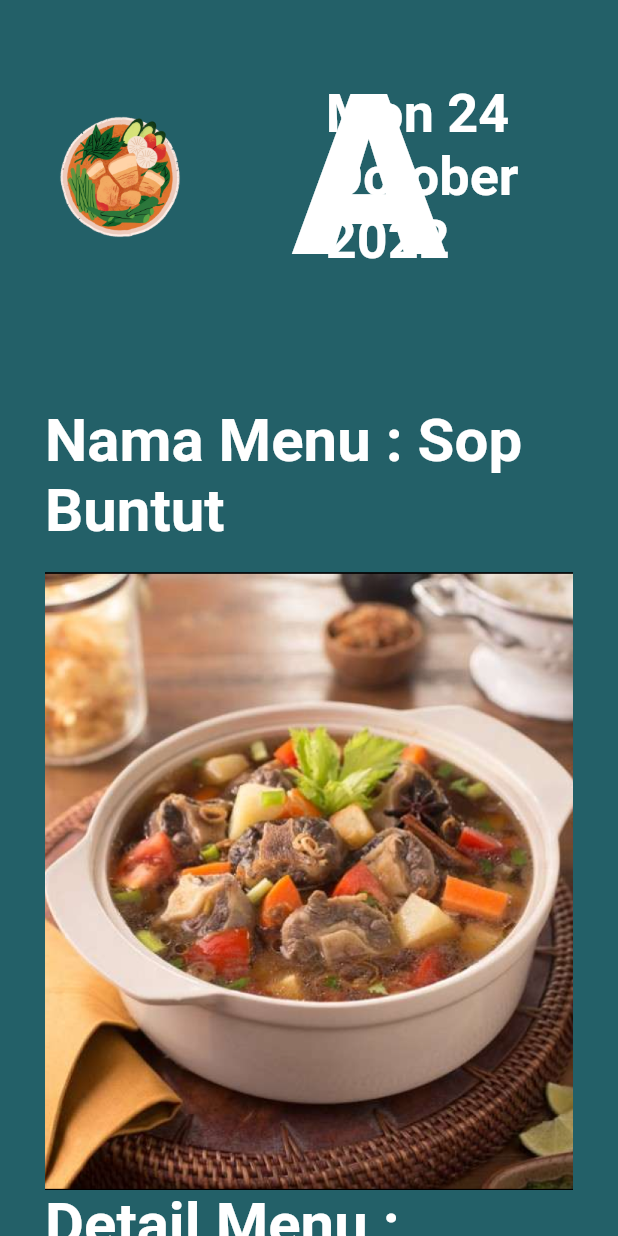
After one commit to oong26/stok_makanan, a Flutter app: the DetailMakananPage screen opened by its route, on a phone screen of 412 x 824 dp. The commit adds this screen. Run offline on Flutter 3.47's test engine with Material 2 defaults, Android fonts, the phone set to English and light mode, and no system bars; our stand-ins replace google_fonts; missing offline and left inert: progress_indicator; Roboto replaces fonts that are missing (Petrona).

Commit message:
detail makanan * stok page

```diff
--- a/lib/main.dart
+++ b/lib/main.dart
@@ -1,7 +1,9 @@
 import 'package:flutter/material.dart';
+import 'package:stok_makanan/pages/detail_makanan_page.dart';
 import 'package:stok_makanan/pages/input_makanan_page.dart';
 import 'package:stok_makanan/pages/list_makanan_page.dart';
 import 'package:stok_makanan/pages/splash_page.dart';
+import 'package:stok_makanan/pages/stok_makanan_page.dart';
 import 'package:stok_makanan/utils/colors.dart';
 import 'package:stok_makanan/utils/constants.dart';
 import 'package:stok_makanan/utils/styles.dart';
@@ -38,6 +40,8 @@ class MyApp extends StatelessWidget {
         splashRoute: (context) => const SplashPage(),
         listMakananRoute: (context) => const ListMakananPage(),
         inputMakananRoute: (context) => const InputMakananPage(),
+        detailMakananRoute: (context) => const DetailMakananPage(),
+        stokMakananRoute: (context) => const StokMakananPage(),
       },
     );
   }
--- /dev/null
+++ b/lib/pages/detail_makanan_page.dart
@@ -0,0 +1,127 @@
+import 'package:flutter/material.dart';
+import 'package:stok_makanan/utils/colors.dart';
+import 'package:stok_makanan/utils/constants.dart';
+import 'package:stok_makanan/utils/styles.dart';
+
+class DetailMakananPage extends StatefulWidget {
+  const DetailMakananPage({Key? key}) : super(key: key);
+
+  @override
+  State<DetailMakananPage> createState() => _DetailMakananPageState();
+}
+
+class _DetailMakananPageState extends State<DetailMakananPage> {
+  final currentDate = DateTime.now();
+
+  @override
+  Widget build(BuildContext context) {
+    return Scaffold(
+      backgroundColor: mPrimaryColor,
+      body: Padding(
+        padding: const EdgeInsets.symmetric(horizontal: 30),
+        child: SingleChildScrollView(
+          child: Column(
+            crossAxisAlignment: CrossAxisAlignment.start,
+            children: <Widget>[
+              const SizedBox(height: 30),
+              _buildHeaderSection(),
+              const SizedBox(height: 64),
+              Text(
+                'Nama Menu : Sop Buntut',
+                style: sectionTitleTextStyle,
+              ),
+              const SizedBox(height: 17),
+              _buildDetailSection(),
+              Align(
+                alignment: Alignment.centerRight,
+                child: Text(
+                  'Stock Menu : 100/1',
+                  style: titleTextStyle.copyWith(fontSize: 48),
+                ),
+              ),
+              const SizedBox(height: 30),
+            ],
+          ),
+        ),
+      ),
+    );
+  }
+
+  Widget _buildHeaderSection() => Row(
+        mainAxisAlignment: MainAxisAlignment.spaceBetween,
+        children: <Widget>[
+          Container(
+            alignment: Alignment.centerLeft,
+            width: MediaQuery.of(context).size.width * 0.4,
+            child: Image.asset(
+              'images/logo.png',
+              width: 100,
+              height: 100,
+            ),
+          ),
+          Expanded(
+            child: Text(
+              'A',
+              style: titleTextStyle,
+              textAlign: TextAlign.center,
+            ),
+          ),
+          Container(
+            alignment: Alignment.centerRight,
+            width: MediaQuery.of(context).size.width * 0.4,
+            child: Text(
+              dayDateFormat.format(currentDate),
+              style: sectionTitleTextStyle.copyWith(fontSize: 36),
+            ),
+          ),
+        ],
+      );
+
+  Widget _buildDetailSection() => Wrap(
+        children: <Widget>[
+          Container(
+            decoration: BoxDecoration(
+              borderRadius: BorderRadius.circular(20),
+            ),
+            child: Image.asset(
+              'images/sop_buntut.png',
+              width: 412,
+              height: 412,
+              fit: BoxFit.cover,
+            ),
+          ),
+          const SizedBox(width: 206),
+          RichText(
+            text: TextSpan(
+                text: 'Detail Menu :\n',
+                style: sectionTitleTextStyle,
+                children: [
+                  TextSpan(
+                    text: '$listDot Nasi\n',
+                    style: sectionBodyTextStyle,
+                  ),
+                  TextSpan(
+                    text: '$listDot Sop Buntut\n',
+                    style: sectionBodyTextStyle,
+                  ),
+                  TextSpan(
+                    text: '$listDot Tahu Tempe\n',
+                    style: sectionBodyTextStyle,
+                  ),
+                  TextSpan(
+                    text: '$listDot Sambel\n',
+                    style: sectionBodyTextStyle,
+                  ),
+                  TextSpan(
+                    text: '$listDot Pisang\n',
+                    style: sectionBodyTextStyle,
+                  ),
+                  TextSpan(
+                    text: '$listDot Kerupuk\n',
+                    style: sectionBodyTextStyle,
+                  ),
+                ]),
+          )
+        ],
+      );
+}
--- a/lib/utils/constants.dart
+++ b/lib/utils/constants.dart
@@ -1,7 +1,14 @@
 // Routes
+import 'package:intl/intl.dart';
+
 const String splashRoute = '/';
 const String listMakananRoute = '/makanan';
 const String inputMakananRoute = '/makanan/create';
+const String detailMakananRoute = '/makanan/detail';
+const String stokMakananRoute = '/makanan/stok';
 
 // Utilities
 const String listDot = '\u2022';
+final dateFormat = DateFormat('yyyy-MM-d');
+final dayDateFormat = DateFormat('EEE d MMMM yyyy');
+final dateTimeFormat = DateFormat('yyyy-MM-d H:mm');
--- a/lib/utils/styles.dart
+++ b/lib/utils/styles.dart
@@ -18,6 +18,12 @@ var sectionBodyTextStyle = GoogleFonts.petrona(
   color: Colors.white,
   fontWeight: FontWeight.w400,
   fontSize: 40,
+);
+
+var cardTextStyle = GoogleFonts.petrona(
+  color: mPrimaryColor,
+  fontWeight: FontWeight.w800,
+  fontSize: 96,
 );
 
 var formTitleTextStyle = GoogleFonts.plusJakartaSans(
--- a/pubspec.yaml
+++ b/pubspec.yaml
@@ -36,6 +36,7 @@ dependencies:
   cupertino_icons: ^1.0.2
   google_fonts: ^3.0.1
   progress_indicator: ^0.2.2
+  intl: ^0.17.0
 
 dev_dependencies:
   flutter_test:
```
Also changed, not shown: lib/pages/stok_makanan_page.dart (added, +130 -0 lines), images/ayam_bakar.png (renamed from images/ayam bakar 1.png), images/sop_buntut.png (renamed from images/sop buntut 1.png), pubspec.lock.
